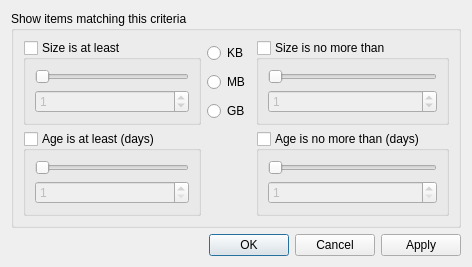
ensisoft/newsflash-plus, file app/gui/filter.ui: the form before one commit.
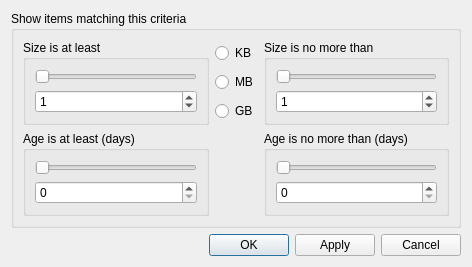
The form after the commit. Icons and pictures are not drawn.

Commit message: Filtering action connected to the dialog.

Diff of the .ui file:
```diff
--- a/app/gui/filter.ui
+++ b/app/gui/filter.ui
@@ -40,13 +40,6 @@
        </property>
       </widget>
      </item>
-     <item>
-      <widget class="QPushButton" name="btnCancel">
-       <property name="text">
-        <string>Cancel</string>
-       </property>
-      </widget>
-     </item>
      <item>
       <widget class="QPushButton" name="btnApply">
        <property name="enabled">
@@ -57,6 +50,13 @@
        </property>
       </widget>
      </item>
+     <item>
+      <widget class="QPushButton" name="btnCancel">
+       <property name="text">
+        <string>Cancel</string>
+       </property>
+      </widget>
+     </item>
     </layout>
    </item>
    <item row="1" column="0">
@@ -76,7 +76,7 @@
            <string>Size is at least</string>
           </property>
           <property name="checkable">
-           <bool>true</bool>
+           <bool>false</bool>
           </property>
           <property name="checked">
            <bool>false</bool>
@@ -154,7 +154,7 @@
            <string>Size is no more than</string>
           </property>
           <property name="checkable">
-           <bool>true</bool>
+           <bool>false</bool>
           </property>
           <property name="checked">
            <bool>false</bool>
@@ -198,7 +198,7 @@
            <string>Age is at least (days)</string>
           </property>
           <property name="checkable">
-           <bool>true</bool>
+           <bool>false</bool>
           </property>
           <property name="checked">
            <bool>false</bool>
@@ -217,7 +217,7 @@
            <item>
             <widget class="QSpinBox" name="spinAgeAtLeast">
              <property name="minimum">
-              <number>1</number>
+              <number>0</number>
              </property>
              <property name="maximum">
               <number>99999</number>
@@ -233,7 +233,7 @@
            <string>Age is no more than (days)</string>
           </property>
           <property name="checkable">
-           <bool>true</bool>
+           <bool>false</bool>
           </property>
           <property name="checked">
            <bool>false</bool>
@@ -252,7 +252,7 @@
            <item>
             <widget class="QSpinBox" name="spinAgeAtMost">
              <property name="minimum">
-              <number>1</number>
+              <number>0</number>
              </property>
              <property name="maximum">
               <number>99999</number>
```
Left out of the diff: 46 changed lines with no effect on the pictures. The commit also changes 7 other files.
